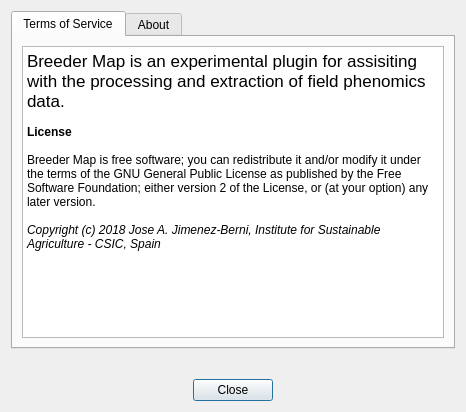
This is ui_about_dialog.ui in jajberni/BreederMap as Qt 5 draws it before an edit. The edited form follows.
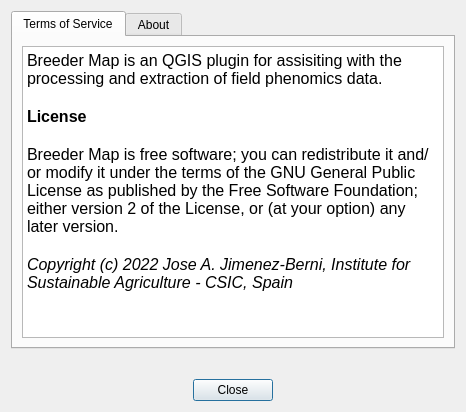
This is the edited form. The open tabs and pages were chosen to show the change.

Commit message: Fixed UI issues and show about dialog

Diff of the .ui file:
```diff
--- a/ui_about_dialog.ui
+++ b/ui_about_dialog.ui
@@ -36,14 +36,14 @@
           <string>&lt;!DOCTYPE HTML PUBLIC &quot;-//W3C//DTD HTML 4.0//EN&quot; &quot;http://www.w3.org/TR/REC-html40/strict.dtd&quot;&gt;
 &lt;html&gt;&lt;head&gt;&lt;meta name=&quot;qrichtext&quot; content=&quot;1&quot; /&gt;&lt;style type=&quot;text/css&quot;&gt;
 p, li { white-space: pre-wrap; }
-&lt;/style&gt;&lt;/head&gt;&lt;body style=&quot; font-family:'.SF NS Text'; font-size:13pt; font-weight:400; font-style:normal;&quot;&gt;
-&lt;p style=&quot; margin-top:0px; margin-bottom:0px; margin-left:0px; margin-right:0px; -qt-block-indent:0; text-indent:0px;&quot;&gt;Breeder Map is an experimental plugin for assisiting with the processing and extraction of field phenomics data.&lt;/p&gt;
-&lt;p style=&quot;-qt-paragraph-type:empty; margin-top:0px; margin-bottom:0px; margin-left:0px; margin-right:0px; -qt-block-indent:0; text-indent:0px; font-family:'Ubuntu'; font-size:9pt;&quot;&gt;&lt;br /&gt;&lt;/p&gt;
-&lt;p style=&quot; margin-top:0px; margin-bottom:0px; margin-left:0px; margin-right:0px; -qt-block-indent:0; text-indent:0px;&quot;&gt;&lt;span style=&quot; font-family:'Ubuntu'; font-size:9pt; font-weight:600;&quot;&gt;License&lt;/span&gt;&lt;/p&gt;
-&lt;p style=&quot;-qt-paragraph-type:empty; margin-top:0px; margin-bottom:0px; margin-left:0px; margin-right:0px; -qt-block-indent:0; text-indent:0px; font-family:'Ubuntu'; font-size:9pt; font-weight:600;&quot;&gt;&lt;br /&gt;&lt;/p&gt;
-&lt;p style=&quot; margin-top:0px; margin-bottom:0px; margin-left:0px; margin-right:0px; -qt-block-indent:0; text-indent:0px;&quot;&gt;&lt;span style=&quot; font-family:'Ubuntu'; font-size:9pt;&quot;&gt;Breeder Map is free software; you can redistribute it and/or modify it under the terms of the GNU General Public License as published by the Free Software Foundation; either version 2 of the License, or (at your option) any later version.&lt;/span&gt;&lt;/p&gt;
-&lt;p style=&quot;-qt-paragraph-type:empty; margin-top:0px; margin-bottom:0px; margin-left:0px; margin-right:0px; -qt-block-indent:0; text-indent:0px; font-family:'Ubuntu'; font-size:9pt;&quot;&gt;&lt;br /&gt;&lt;/p&gt;
-&lt;p style=&quot; margin-top:0px; margin-bottom:0px; margin-left:0px; margin-right:0px; -qt-block-indent:0; text-indent:0px;&quot;&gt;&lt;span style=&quot; font-family:'Ubuntu'; font-size:9pt; font-style:italic;&quot;&gt;Copyright (c) 2018 Jose A. Jimenez-Berni, Institute for Sustainable Agriculture - CSIC, Spain&lt;/span&gt;&lt;/p&gt;&lt;/body&gt;&lt;/html&gt;</string>
+&lt;/style&gt;&lt;/head&gt;&lt;body style=&quot; font-family:'.AppleSystemUIFont'; font-size:13pt; font-weight:400; font-style:normal;&quot;&gt;
+&lt;p style=&quot; margin-top:0px; margin-bottom:0px; margin-left:0px; margin-right:0px; -qt-block-indent:0; text-indent:0px;&quot;&gt;&lt;span style=&quot; font-family:'.SF NS Text'; font-size:12pt;&quot;&gt;Breeder Map is an QGIS plugin for assisiting with the processing and extraction of field phenomics data.&lt;/span&gt;&lt;/p&gt;
+&lt;p style=&quot;-qt-paragraph-type:empty; margin-top:0px; margin-bottom:0px; margin-left:0px; margin-right:0px; -qt-block-indent:0; text-indent:0px; font-family:'Ubuntu'; font-size:12pt;&quot;&gt;&lt;br /&gt;&lt;/p&gt;
+&lt;p style=&quot; margin-top:0px; margin-bottom:0px; margin-left:0px; margin-right:0px; -qt-block-indent:0; text-indent:0px;&quot;&gt;&lt;span style=&quot; font-family:'Ubuntu'; font-size:12pt; font-weight:600;&quot;&gt;License&lt;/span&gt;&lt;/p&gt;
+&lt;p style=&quot;-qt-paragraph-type:empty; margin-top:0px; margin-bottom:0px; margin-left:0px; margin-right:0px; -qt-block-indent:0; text-indent:0px; font-family:'Ubuntu'; font-size:12pt; font-weight:600;&quot;&gt;&lt;br /&gt;&lt;/p&gt;
+&lt;p style=&quot; margin-top:0px; margin-bottom:0px; margin-left:0px; margin-right:0px; -qt-block-indent:0; text-indent:0px;&quot;&gt;&lt;span style=&quot; font-family:'Ubuntu'; font-size:12pt;&quot;&gt;Breeder Map is free software; you can redistribute it and/or modify it under the terms of the GNU General Public License as published by the Free Software Foundation; either version 2 of the License, or (at your option) any later version.&lt;/span&gt;&lt;/p&gt;
+&lt;p style=&quot;-qt-paragraph-type:empty; margin-top:0px; margin-bottom:0px; margin-left:0px; margin-right:0px; -qt-block-indent:0; text-indent:0px; font-family:'Ubuntu'; font-size:12pt;&quot;&gt;&lt;br /&gt;&lt;/p&gt;
+&lt;p style=&quot; margin-top:0px; margin-bottom:0px; margin-left:0px; margin-right:0px; -qt-block-indent:0; text-indent:0px;&quot;&gt;&lt;span style=&quot; font-family:'Ubuntu'; font-size:12pt; font-style:italic;&quot;&gt;Copyright (c) 2022 Jose A. Jimenez-Berni, Institute for Sustainable Agriculture - CSIC, Spain&lt;/span&gt;&lt;/p&gt;&lt;/body&gt;&lt;/html&gt;</string>
          </property>
          <property name="textInteractionFlags">
           <set>Qt::LinksAccessibleByMouse|Qt::TextSelectableByMouse</set>
```
Left out of the diff: 18 changed lines with no effect on the pictures. The commit also changes 4 other files.
